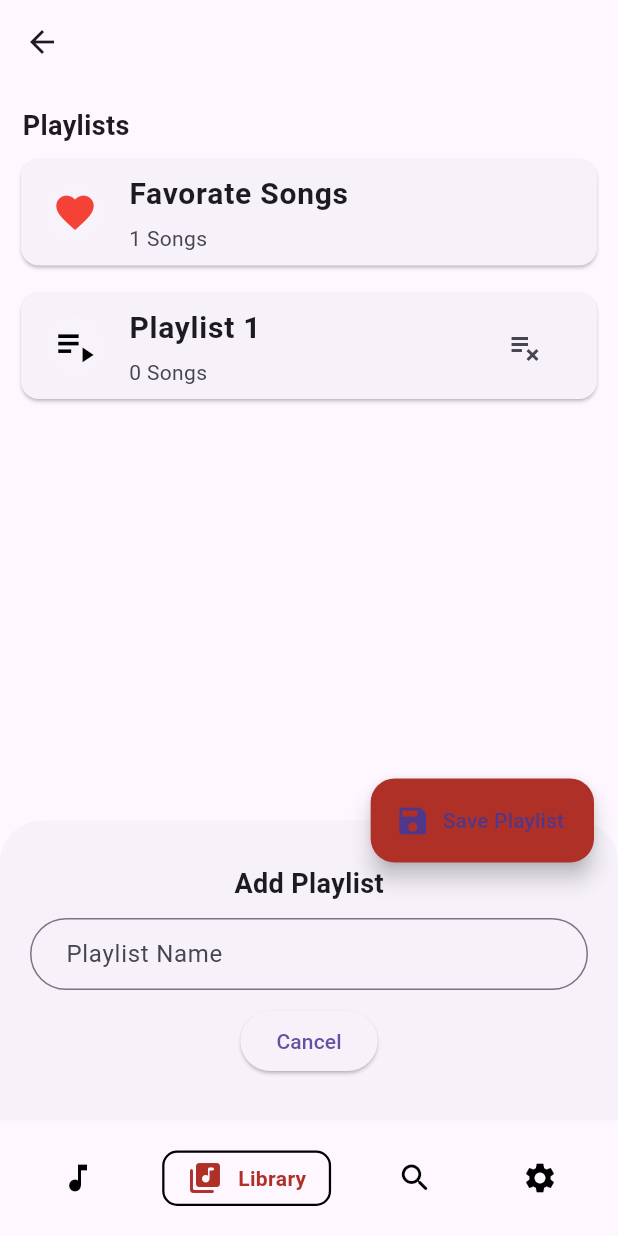
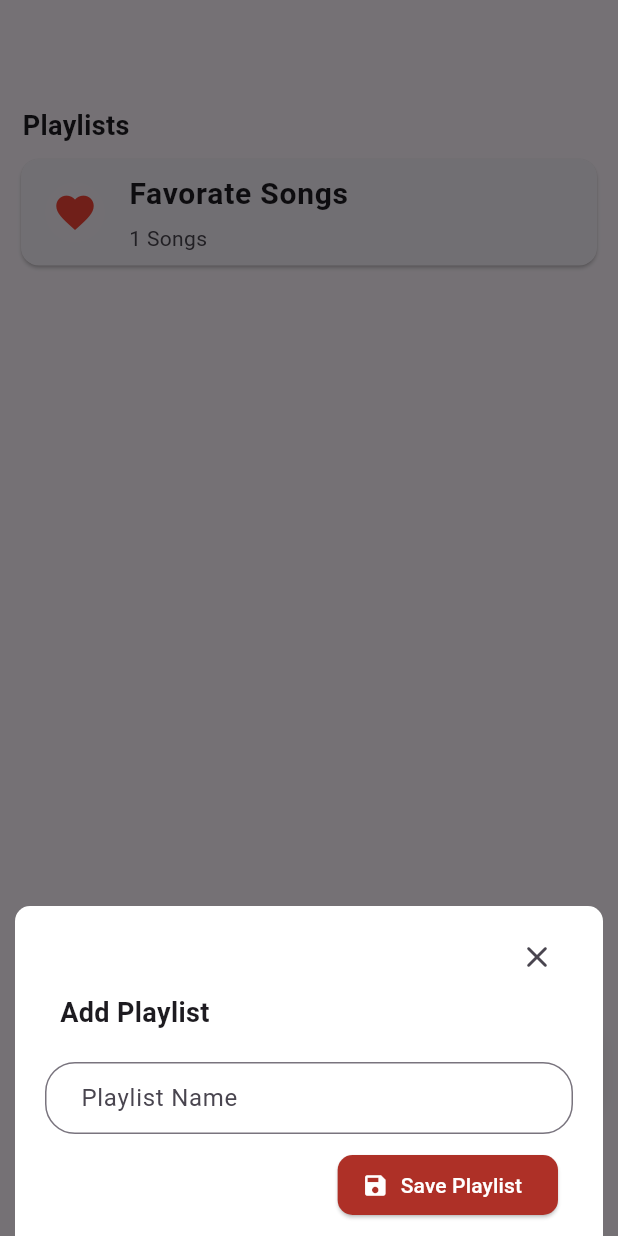
Before and after one commit to Shameerpc5029/Music_wave, a Flutter app: the screen it shows after launch, item 2 of the bottom bar chosen, after a tap on "Add Playlist", on a phone screen of 412 x 824 dp. Run offline on Flutter 3.47's test engine with Material 2 defaults, Android fonts, the light colour scheme and no system bars; drawn by our look-alikes of google_nav_bar; our stand-ins replace google_fonts, just_audio, just_audio_background, loading_animation_widget, on_audio_query, scroll_snap_list and 1 more; accounts and stored records are empty.

Commit message:
playlist add and del

```diff
--- a/lib/db/functions/db_funtions.dart
+++ b/lib/db/functions/db_funtions.dart
@@ -24,7 +24,7 @@ class FavDb {
     playlistDb = await openDatabase(
       'playlist.db',
       version: 1,
-      onCreate: (Database db, int version) async {
+      onCreate: (Database playlistDb, int version) async {
         await playlistDb.execute(
             'CREATE TABLE IF NOT EXISTS playlist (id INTEGER PRIMARY KEY,playlistName TEXT)');
       },
@@ -41,8 +41,16 @@ class FavDb {
     FavDb.playListNotifier.notifyListeners();
   }
 
+  static Future<void> removePlaylist(String playlistName) async {
+    await playlistDb.delete('playlist',
+        where: 'playlistName= ?', whereArgs: [playlistName]);
+    getAllPlaylist();
+    playListNotifier.notifyListeners();
+  }
+
   static Future<void> getAllPlaylist() async {
     final playlistmodel = await playlistDb.rawQuery('SELECT * FROM playlist');
+    print(playlistmodel);
     playListNotifier.value.clear();
     for (var map in playlistmodel) {
       final playlist = ListModel.fromMap(map);
--- a/lib/screens/library_screen.dart
+++ b/lib/screens/library_screen.dart
@@ -1,21 +1,74 @@
 import 'package:flutter/material.dart';
+import 'package:music_wave/db/functions/db_funtions.dart';
+import 'package:music_wave/db/model/data_model.dart';
 import 'package:music_wave/screens/favorate_screen.dart';
 import 'package:music_wave/screens/playlist_screen.dart';
-import 'package:music_wave/widgets/bottom_sheet.dart';
 import 'package:music_wave/widgets/card.dart';
 import 'package:music_wave/widgets/remove_alert.dart';
+import 'package:music_wave/widgets/show_bottom_sheet.dart';
 import 'package:music_wave/widgets/text.dart';
 import 'package:music_wave/widgets/white_space.dart';
 
-class LibraryScreen extends StatelessWidget {
+class LibraryScreen extends StatefulWidget {
   const LibraryScreen({
     Key? key,
   }) : super(key: key);
 
   @override
+  State<LibraryScreen> createState() => _LibraryScreenState();
+}
+
+class _LibraryScreenState extends State<LibraryScreen> {
+  final playlistNameController = TextEditingController();
+
+  @override
+  void initState() {
+    super.initState();
+    FavDb.getAllPlaylist();
+  }
+
+  @override
   Widget build(BuildContext context) {
     return Scaffold(
-      floatingActionButton: const Bottom(),
+      floatingActionButton: FloatingActionButton.extended(
+        backgroundColor: const Color.fromARGB(
+          255,
+          174,
+          48,
+          39,
+        ),
+        onPressed: () {
+          showModalBottomSheet(
+            isScrollControlled: true,
+            backgroundColor: Colors.transparent,
+            context: context,
+            builder: ((context) {
+              return ShowBottomSheet(
+                closePress: () {
+                  playlistNameController.clear();
+                  Navigator.pop(context);
+                },
+                savePress: () {
+                  addplaylistCliked();
+
+                  Navigator.pop(context);
+                  playlistNameController.clear();
+                },
+                controller: playlistNameController,
+              );
+            }),
+          );
+        },
+        label: const Text(
+          "Add Playlist",
+          style: TextStyle(
+            fontWeight: FontWeight.bold,
+          ),
+        ),
+        icon: Icon(
+          Icons.playlist_add,
+        ),
+      ),
       body: SafeArea(
         child: SingleChildScrollView(
           physics: const ScrollPhysics(),
@@ -53,20 +106,31 @@ class LibraryScreen extends StatelessWidget {
                 },
               ),
               const WhiteSpace10(),
-              ListView.builder(
+              ValueListenableBuilder(
+                valueListenable: FavDb.playListNotifier,
+                builder: (BuildContext context, List<ListModel> playlist,
+                    Widget? child) {
+                  return ListView.builder(
                     physics: const ScrollPhysics(),
                     shrinkWrap: true,
                     itemBuilder: ((context, index) {
                       return CardTile(
                         subText: '$index Songs',
-                    tittleText: 'Playlist ${1 + index}',
+                        tittleText: playlist[index].playlistName,
                         trailingIcon: IconButton(
                           onPressed: () {
                             showDialog(
                               context: context,
                               builder: ((context) {
-                              return const RemoveAlert();
-                            }));
+                                return RemoveAlert(
+                                  yesPress: () {
+                                    FavDb.removePlaylist(
+                                        playlist[index].playlistName);
+                                    Navigator.pop(context);
+                                  },
+                                );
+                              }),
+                            );
                           },
                           icon: const Icon(
                             Icons.playlist_remove,
@@ -82,7 +146,9 @@ class LibraryScreen extends StatelessWidget {
                         },
                       );
                     }),
-                itemCount: 1,
+                    itemCount: playlist.length,
+                  );
+                },
               )
             ],
           ),
@@ -90,4 +156,38 @@ class LibraryScreen extends StatelessWidget {
       ),
     );
   }
+
+  Future<void> addplaylistCliked() async {
+    final add = playlistNameController.text.trim();
+
+    if (add.isEmpty) {
+      return;
+    } else {
+      setState(() {
+        final playAdd = ListModel(playlistName: add);
+        FavDb.addPlaylist(playAdd);
+      });
     }
+    ScaffoldMessenger.of(context).showSnackBar(
+      const SnackBar(
+        duration: Duration(
+          seconds: 1,
+        ),
+        backgroundColor: Color.fromARGB(
+          255,
+          34,
+          104,
+          12,
+        ),
+        behavior: SnackBarBehavior.floating,
+        margin: EdgeInsets.only(bottom: 80, left: 10, right: 10),
+        content: Text(
+          'Playlist Added',
+          style: TextStyle(
+            fontSize: 10,
+          ),
+        ),
+      ),
+    );
+  }
+}
--- a/lib/screens/playlist_screen.dart
+++ b/lib/screens/playlist_screen.dart
@@ -9,7 +9,6 @@ class PlaylistScreen extends StatelessWidget {
   final _audioQuery = OnAudioQuery();
   @override
   Widget build(BuildContext context) {
-
     return Scaffold(
       floatingActionButton: FloatingActionButton(
         backgroundColor: const Color.fromARGB(
--- a/lib/widgets/bottom_sheet.dart
+++ /dev/null
@@ -1,130 +0,0 @@
-import 'package:flutter/material.dart';
-
-import 'package:music_wave/widgets/text.dart';
-import 'package:music_wave/widgets/white_space.dart';
-
-class Bottom extends StatefulWidget {
-  const Bottom({
-    super.key,
-  });
-
-  @override
-  State<Bottom> createState() => _BottomState();
-}
-
-class _BottomState extends State<Bottom> {
-  bool buttonClick = false;
-//edit
-  Text text = const Text(
-    'Add Playlist',
-  );
-  Icon iconData = const Icon(
-    Icons.playlist_add,
-  );
-  void onPreesButton() {
-    setState(() {
-      // buttonClick ? text : text = Text('data');
-      if (buttonClick) {
-        text = const Text(
-          'Add Playlist',
-        );
-        iconData = const Icon(
-          Icons.playlist_add,
-        );
-        buttonClick = false;
-      } else {
-        text = const Text(
-          'Save Playlist',
-        );
-        iconData = const Icon(
-          Icons.save,
-        );
-        buttonClick = true;
-      }
-    });
-  }
-
-  @override
-  Widget build(BuildContext context) {
-    return FloatingActionButton.extended(
-      backgroundColor: const Color.fromARGB(
-        255,
-        174,
-        48,
-        39,
-      ),
-      onPressed: (() {
-        onPreesButton();
-
-        buttonClick = true;
-        showBottomSheet(
-          enableDrag: false,
-          context: context,
-          builder: ((context) {
-            return Container(
-              height: 200,
-              padding: const EdgeInsets.all(
-                10,
-              ),
-              decoration: const BoxDecoration(
-                color: Colors.transparent,
-                // color: Color.fromARGB(
-                //   255,
-                //   255,
-                //   255,
-                //   255,
-                // ),
-              ),
-              child: Center(
-                child: Padding(
-                  padding: const EdgeInsets.all(10),
-                  child: Column(
-                    mainAxisAlignment: MainAxisAlignment.center,
-                    children: [
-                      // const Icon(
-                      //   Icons.arrow_drop_down_rounded,
-                      // ),
-                      const HeadingText(
-                        text: 'Add Playlist',
-                      ),
-                      const WhiteSpace10(),
-                      TextFormField(
-                        decoration: InputDecoration(
-                          contentPadding: const EdgeInsets.fromLTRB(
-                            20.0,
-                            10.0,
-                            20.0,
-                            10.0,
-                          ),
-                          labelText: 'Playlist Name',
-                          border: OutlineInputBorder(
-                            borderRadius: BorderRadius.circular(
-                              30,
-                            ),
-                          ),
-                        ),
-                      ),
-                      const WhiteSpace10(),
-                      ElevatedButton(
-                        onPressed: (() {
-                          onPreesButton();
-
-                          Navigator.pop(context);
-                        }),
-                        child: const Text(
-                          'Cancel',
-                        ),
-                      ),
-                    ],
-                  ),
-                ),
-              ),
-            );
-          }),
-        );
-      }),
-      icon: iconData,
-      label: text,
-    );
-  }
-}
--- a/lib/widgets/remove_alert.dart
+++ b/lib/widgets/remove_alert.dart
@@ -1,7 +1,8 @@
 import 'package:flutter/material.dart';
 
 class RemoveAlert extends StatelessWidget {
-  const RemoveAlert({super.key});
+  final void Function() yesPress;
+  const RemoveAlert({super.key, required this.yesPress});
 
   @override
   Widget build(BuildContext context) {
@@ -22,9 +23,7 @@ class RemoveAlert extends StatelessWidget {
           ),
         ),
         TextButton(
-          onPressed: () {
-            //data
-          },
+          onPressed: yesPress,
           child: const Text(
             'Yes',
           ),
--- /dev/null
+++ b/lib/widgets/show_bottom_sheet.dart
@@ -0,0 +1,111 @@
+import 'package:flutter/material.dart';
+import 'package:music_wave/db/functions/db_funtions.dart';
+import 'package:music_wave/widgets/text.dart';
+import 'package:music_wave/widgets/white_space.dart';
+
+class ShowBottomSheet extends StatelessWidget {
+  final void Function() savePress;
+  final void Function() closePress;
+
+  final TextEditingController controller;
+  const ShowBottomSheet(
+      {super.key,
+      required this.controller,
+      required this.savePress,
+      required this.closePress});
+
+  @override
+  Widget build(BuildContext context) {
+    return Padding(
+      padding: MediaQuery.of(context).viewInsets,
+      child: Container(
+        padding:
+            const EdgeInsets.only(left: 20, right: 20, bottom: 10, top: 10),
+        decoration: const BoxDecoration(
+          color: Colors.white,
+          borderRadius: BorderRadius.only(
+            topLeft: Radius.circular(10),
+            topRight: Radius.circular(10),
+          ),
+        ),
+        margin: const EdgeInsets.only(left: 10, right: 10),
+        child: Column(
+          mainAxisSize: MainAxisSize.min,
+          children: [
+            Row(
+              mainAxisAlignment: MainAxisAlignment.end,
+              children: [
+                IconButton(
+                    onPressed: closePress,
+                    icon: Icon(
+                      Icons.close_rounded,
+                    ))
+              ],
+            ),
+            Padding(
+              padding: const EdgeInsets.only(left: 10.0),
+              child: Row(
+                children: const [
+                  HeadingText(
+                    text: 'Add Playlist',
+                  ),
+                ],
+              ),
+            ),
+            const WhiteSpace(),
+            TextFormField(
+              controller: controller,
+              decoration: InputDecoration(
+                contentPadding: const EdgeInsets.fromLTRB(
+                  20.0,
+                  10.0,
+                  20.0,
+                  10.0,
+                ),
+                labelText: 'Playlist Name',
+                hintText: 'Enter Playlist Name',
+                hintStyle: const TextStyle(fontSize: 14),
+                border: OutlineInputBorder(
+                  borderRadius: BorderRadius.circular(
+                    20,
+                  ),
+                ),
+              ),
+            ),
+            const WhiteSpace10(),
+            Padding(
+              padding: const EdgeInsets.only(right: 10),
+              child: Row(
+                mainAxisAlignment: MainAxisAlignment.end,
+                children: [
+                  ElevatedButton.icon(
+                      style: ButtonStyle(
+                        foregroundColor:
+                            MaterialStateProperty.all<Color>(Colors.white),
+                        backgroundColor: MaterialStateProperty.all<Color>(
+                          const Color.fromARGB(
+                            255,
+                            174,
+                            48,
+                            39,
+                          ),
+                        ),
+                        shape:
+                            MaterialStateProperty.all<RoundedRectangleBorder>(
+                          RoundedRectangleBorder(
+                            borderRadius: BorderRadius.circular(10),
+                          ),
+                        ),
+                      ),
+                      onPressed: savePress,
+                      icon: const Icon(Icons.save),
+                      label: const Text('Save Playlist'))
+                ],
+              ),
+            )
+          ],
+        ),
+      ),
+    );
+  }
+}
```
Lines whose indentation alone changed are shown as unchanged.
